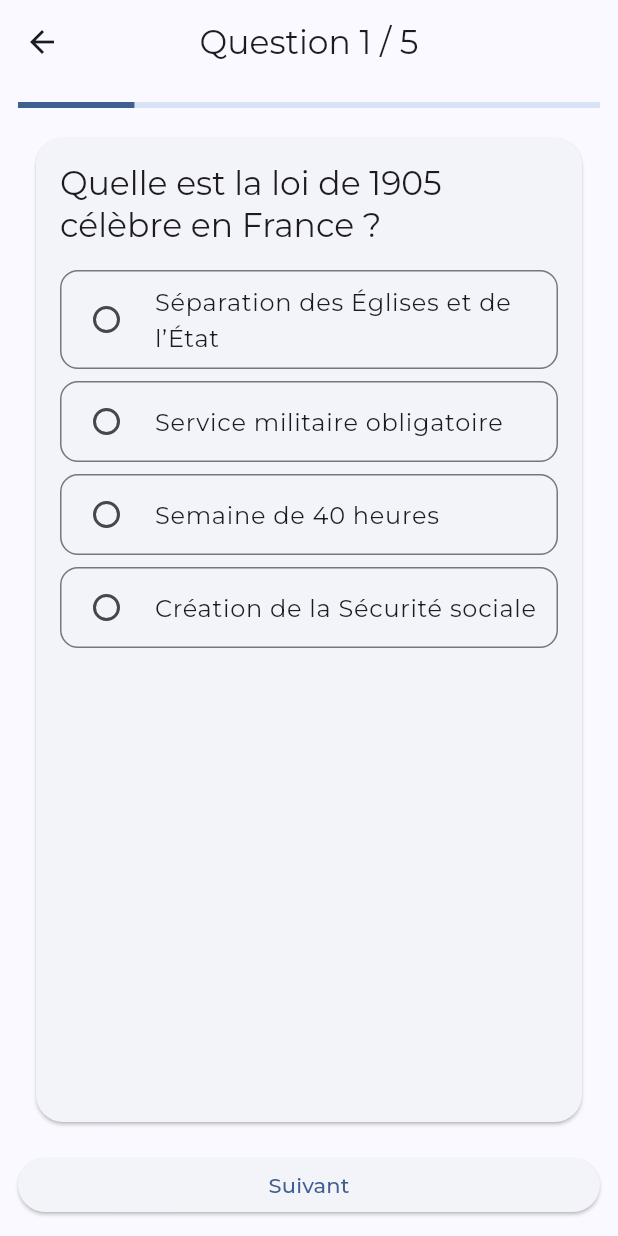
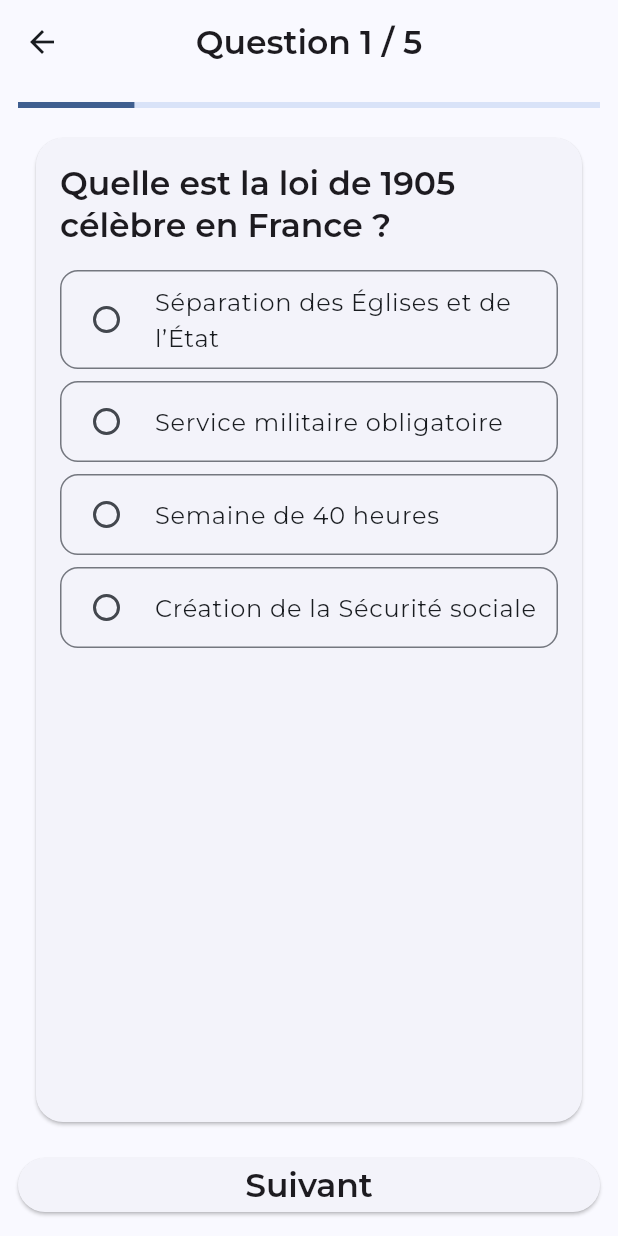
Before and after one commit to Myoxsis/french_citizenship_app, a Flutter app: the screen it shows after launch, after a tap on "Quiz rapide", on a phone screen of 412 x 824 dp. Run offline on Flutter 3.47's test engine with Material 3 defaults, Android fonts, the light colour scheme and no system bars; our stand-ins replace easy_localization, flutter_riverpod, go_router, google_fonts, google_mobile_ads, shared_preferences; network calls fail.

Commit message:
feat: add branded color scheme and text styles

```diff
--- a/lib/screens/home_screen.dart
+++ b/lib/screens/home_screen.dart
@@ -113,7 +113,12 @@ class _HomeScreenState extends ConsumerState<HomeScreen> {
     ];
 
     return Scaffold(
-      appBar: AppBar(title: Text('app_title'.tr())),
+      appBar: AppBar(
+        title: Text(
+          'app_title'.tr(),
+          style: Theme.of(context).textTheme.titleLarge,
+        ),
+      ),
       body: Column(
         children: [
           Expanded(
@@ -131,7 +136,8 @@ class _HomeScreenState extends ConsumerState<HomeScreen> {
                           i < hearts.hearts
                               ? Icons.favorite
                               : Icons.favorite_border,
-                          color: Colors.red,
+                          color:
+                              Theme.of(context).colorScheme.secondary,
                         ),
                       ),
                       IconButton(
@@ -139,15 +145,19 @@ class _HomeScreenState extends ConsumerState<HomeScreen> {
                         padding: EdgeInsets.zero,
                         icon: Stack(
                           alignment: Alignment.center,
-                          children: const [
-                            Icon(Icons.favorite, color: Colors.red),
+                          children: [
+                            Icon(
+                              Icons.favorite,
+                              color: Theme.of(context).colorScheme.secondary,
+                            ),
                             Positioned(
                               right: 0,
                               bottom: 0,
                               child: Icon(
                                 Icons.add,
                                 size: 12,
-                                color: Colors.white,
+                                color:
+                                    Theme.of(context).colorScheme.onSecondary,
                               ),
                             ),
                           ],
@@ -225,6 +235,7 @@ class _ActionCard extends StatelessWidget {
               Text(
                 action.label,
                 textAlign: TextAlign.center,
+                style: Theme.of(context).textTheme.titleLarge,
               ),
             ],
           ),
--- a/lib/screens/quiz_screen.dart
+++ b/lib/screens/quiz_screen.dart
@@ -41,6 +41,7 @@ class _QuizScreenState extends ConsumerState<QuizScreen> {
           'quiz_question'.tr(
             namedArgs: {'index': '${s.index + 1}', 'total': '${s.total}'},
           ),
+          style: Theme.of(context).textTheme.titleLarge,
         ),
       ),
       body: Padding(
@@ -93,6 +94,7 @@ class _QuizScreenState extends ConsumerState<QuizScreen> {
                       s.index == s.total - 1
                           ? 'quiz_finish'.tr()
                           : 'quiz_next'.tr(),
+                      style: Theme.of(context).textTheme.titleLarge,
                     ),
                   ),
                 ),
--- a/lib/theme.dart
+++ b/lib/theme.dart
@@ -2,17 +2,42 @@ import 'package:flutter/material.dart';
 import 'package:google_fonts/google_fonts.dart';
 
 ThemeData buildTheme(bool dark) {
+  // Brand colors
+  const primary = Color(0xFF0055A4);
+  const secondary = Color(0xFFEF4135);
+  const neutral = Color(0xFF6C757D);
+
   final scheme = ColorScheme.fromSeed(
-    seedColor: const Color(0xFF0055A4),
-    secondary: const Color(0xFFEF4135),
+    seedColor: primary,
+    secondary: secondary,
+    tertiary: neutral,
     brightness: dark ? Brightness.dark : Brightness.light,
+  ).copyWith(
+    onPrimary: Colors.white,
+    onSecondary: Colors.white,
+    onTertiary: dark ? Colors.black : Colors.white,
   );
+
   final baseTextTheme =
       (dark ? ThemeData.dark() : ThemeData.light()).textTheme;
+  final textTheme = GoogleFonts.montserratTextTheme(baseTextTheme).copyWith(
+    headlineMedium: GoogleFonts.montserrat(
+      textStyle: baseTextTheme.headlineMedium,
+      fontWeight: FontWeight.bold,
+    ),
+    titleLarge: GoogleFonts.montserrat(
+      textStyle: baseTextTheme.titleLarge,
+      fontWeight: FontWeight.w600,
+    ),
+    bodyMedium: GoogleFonts.montserrat(
+      textStyle: baseTextTheme.bodyMedium,
+    ),
+  );
+
   return ThemeData(
     useMaterial3: true,
     colorScheme: scheme,
-    textTheme: GoogleFonts.montserratTextTheme(baseTextTheme),
+    textTheme: textTheme,
     visualDensity: VisualDensity.comfortable,
     cardTheme: const CardThemeData(
       margin: EdgeInsets.symmetric(vertical: 8, horizontal: 12),
```
Also changed, not shown: lib/screens/results_screen.dart (+12 -5 lines), lib/screens/review_screen.dart (+18 -4 lines), lib/screens/settings_screen.dart (+28 -7 lines).
